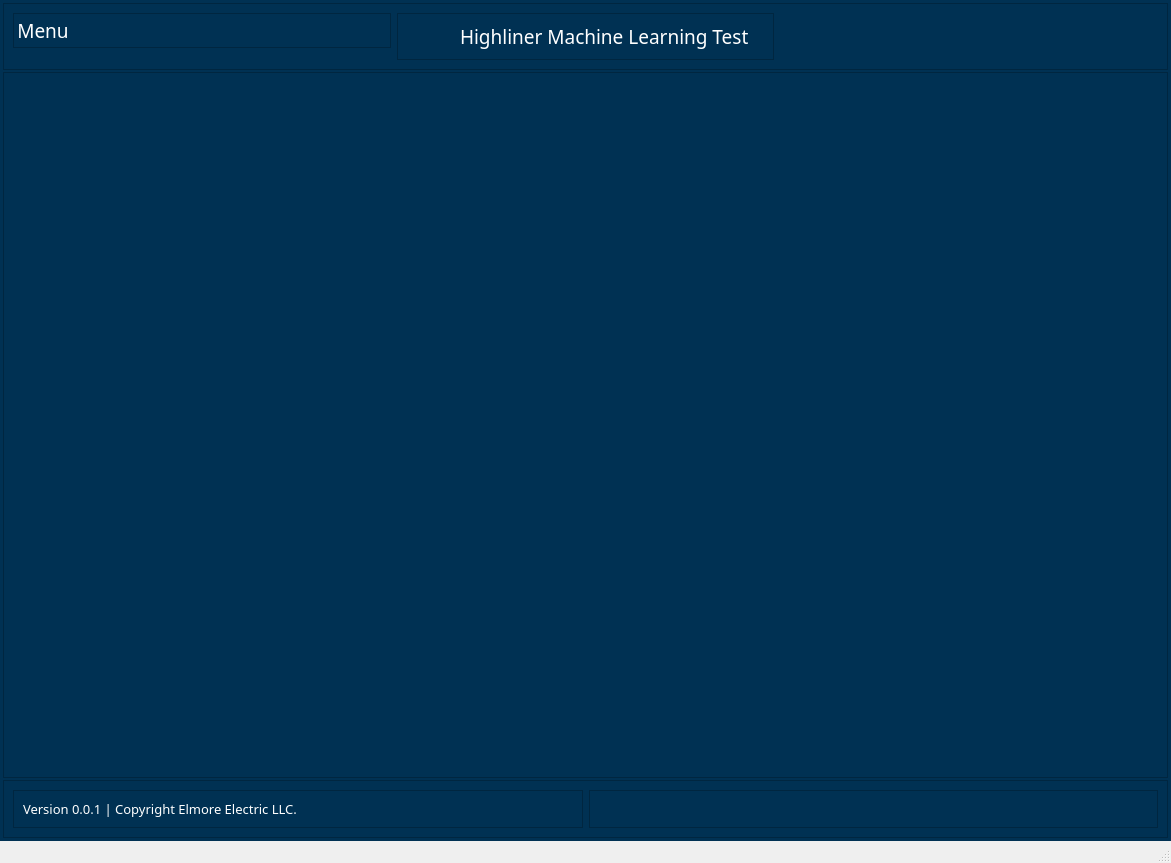
Before: the Qt Designer form PyQtDesigner-bin/test.ui in bactran1/PythonProjects, drawn with Qt 5.
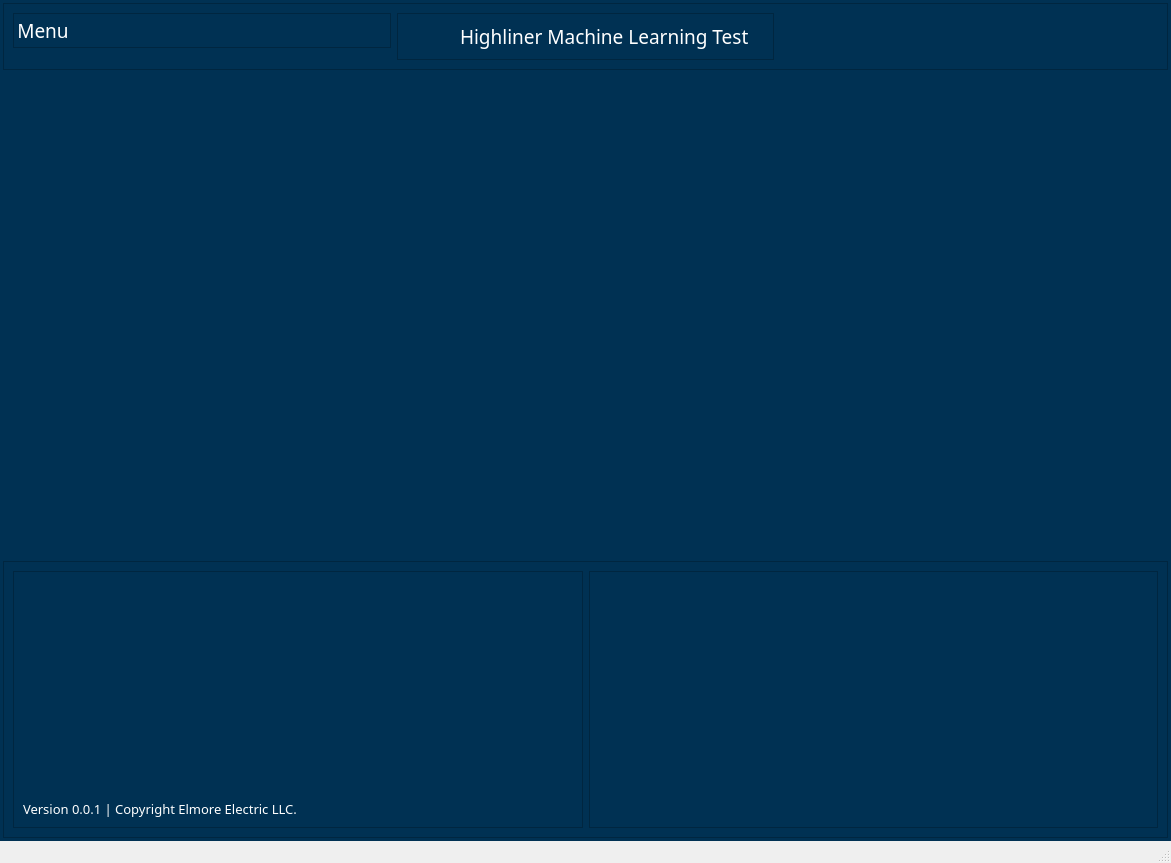
After: the same form once the commit is applied. Icons and pictures are not drawn.

Commit message: adding video feed to the body frame

```diff
--- a/PyQtDesigner-bin/test.ui
+++ b/PyQtDesigner-bin/test.ui
@@ -449,7 +449,7 @@
       </layout>
      </widget>
     </item>
-    <item>
+    <item alignment="Qt::AlignHCenter|Qt::AlignVCenter">
      <widget class="QFrame" name="Body_frame">
       <property name="sizePolicy">
        <sizepolicy hsizetype="Preferred" vsizetype="Expanding">
```
Left out of the diff: 2 changed lines with no effect on the pictures. The commit also changes 1 other file.
